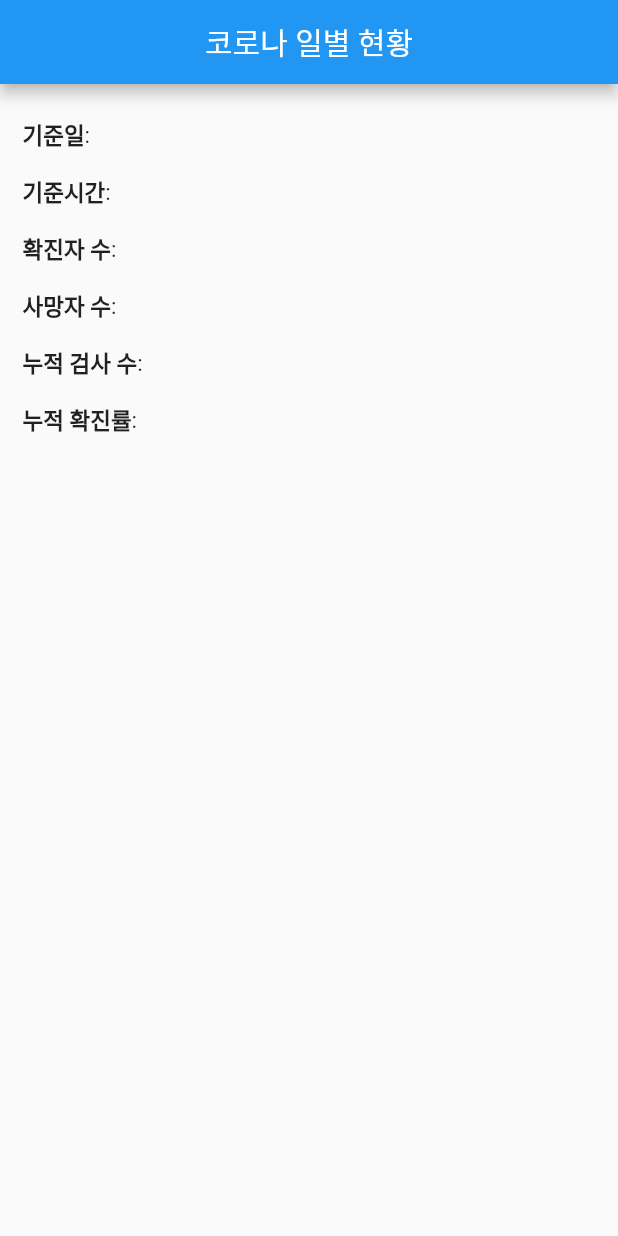
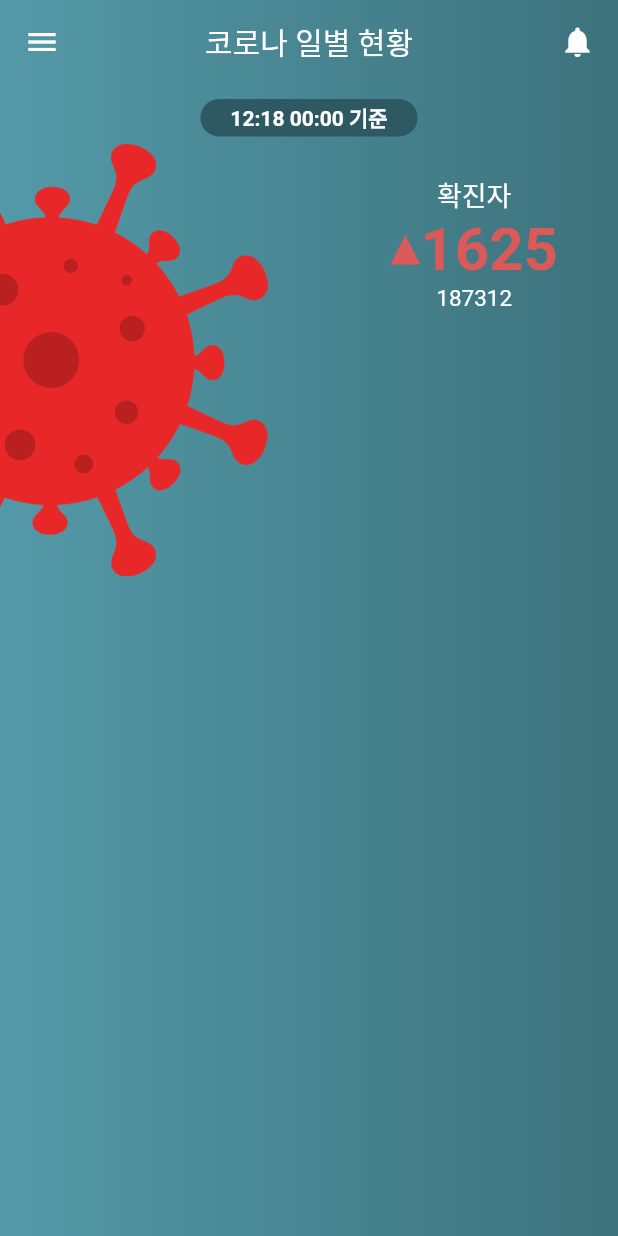
Before and after one commit to 99mini/COVID19_API_app, a Flutter app: the screen it shows after launch, on a phone screen of 412 x 824 dp. Run offline on Flutter 3.47's test engine with Material 2 defaults, Android fonts, the phone set to English and light mode, and no system bars; our stand-ins replace dio, get.

Commit message:
design appbar & body

```diff
--- a/lib/main.dart
+++ b/lib/main.dart
@@ -15,11 +15,23 @@ class MyApp extends StatelessWidget {
   @override
   Widget build(BuildContext context) {
     return GetMaterialApp(
-      title: 'Flutter Demo',
-      initialBinding: BindingsBuilder((){
+      title: 'Covid Statistics',
+      initialBinding: BindingsBuilder(() {
         Get.put(CovidStatisticsController());
       }),
       theme: ThemeData(
+        primarySwatch: const MaterialColor(0xFFffffff, {
+          50: Color(0xffffffff),
+          100: Color(0xffffffff),
+          200: Color(0xffffffff),
+          300: Color(0xffffffff),
+          400: Color(0xffffffff),
+          500: Color(0xffffffff),
+          600: Color(0xffffffff),
+          700: Color(0xffffffff),
+          800: Color(0xffffffff),
+          900: Color(0xffffffff),
+        }),
         primaryColor: Colors.white,
       ),
       home: App(),
--- a/lib/src/app.dart
+++ b/lib/src/app.dart
@@ -1,9 +1,11 @@
 import 'package:flutter/material.dart';
 import 'package:get/get.dart';
+import 'package:public_api_app/src/canvas/arrow_clip_path.dart';
 import 'package:public_api_app/src/controllers/covid_statistics_controller.dart';
 
 class App extends GetView<CovidStatisticsController> {
-  const App({Key? key}) : super(key: key);
+  App({Key? key}) : super(key: key);
+  double headerTopZone = 0;
 
   Widget _infoWidget(String title, String value) {
     return Padding(
@@ -25,27 +27,109 @@ class App extends GetView<CovidStatisticsController> {
 
   @override
   Widget build(BuildContext context) {
+    headerTopZone = Get.mediaQuery.padding.top + AppBar().preferredSize.height;
     return Scaffold(
       appBar: AppBar(
-        title: const Text("코로나 일별 현황"),
+        title: const Text(
+          "코로나 일별 현황",
+          style: TextStyle(color: Colors.white),
+        ),
+        elevation: 0,
         centerTitle: true,
+        backgroundColor: Colors.transparent,
+        leading: const Icon(
+          Icons.menu,
+          color: Colors.white,
+        ),
+        actions: [
+          Container(
+            padding: const EdgeInsets.symmetric(horizontal: 15),
+            child: const Icon(
+              Icons.notifications,
+              color: Colors.white,
+            ),
+          )
+        ],
       ),
-      body: Container(
-        padding: const EdgeInsets.all(15),
-        child: Obx(() {
-          var info = controller.covidStatistic.value;
-          return Column(
-            children: [
-              _infoWidget("기준일", info.stateDt ?? ''),
-              _infoWidget("기준시간", info.stateTime ?? ''),
-              _infoWidget("확진자 수", info.decideCnt ?? ''),
-              _infoWidget("사망자 수", info.deathCnt ?? ''),
-              _infoWidget("누적 검사 수", info.accExamCnt ?? ''),
-              _infoWidget("누적 확진률", info.accDefRate ?? ''),
-            ],
-          );
-        }),
-      ),
+      extendBodyBehindAppBar: true,
+      body: Stack(children: [
+        Container(
+          decoration: const BoxDecoration(
+            gradient: LinearGradient(
+              begin: Alignment.centerLeft,
+              end: Alignment.centerRight,
+              colors: [
+                Color(0xff5499a8),
+                Color(0xff3c727c),
+              ],
+            ),
+          ),
+        ),
+        Positioned(
+          top: headerTopZone + 40,
+          left: -110,
+          child: Container(
+            child: Image.asset(
+              "assets/images/covid.png",
+              width: Get.width * 0.7,
+            ),
+          ),
+        ),
+        Positioned(
+          top: headerTopZone + 10,
+          left: 0,
+          right: 0,
+          child: Center(
+            child: Container(
+              padding: const EdgeInsets.symmetric(vertical: 2, horizontal: 20),
+              decoration: BoxDecoration(
+                borderRadius: BorderRadius.circular(20),
+                color: Color(0xff2e5963),
+              ),
+              child: Text(
+                "12:18 00:00 기준",
+                style:
+                    TextStyle(color: Colors.white, fontWeight: FontWeight.bold),
+              ),
+            ),
+          ),
+        ),
+        Positioned(
+            top: headerTopZone + 60,
+            right: 40,
+            child: Column(
+              children: [
+                Text(
+                  "확진자",
+                  style: TextStyle(color: Colors.white, fontSize: 18),
+                ),
+                Row(
+                  children: [
+                    ClipPath(
+                      clipper: ArrowClipPath(),
+                      child: Container(
+                        width: 20,
+                        height: 20,
+                        color: Color(0xffda5959),
+                      ),
+                    ),
+                    SizedBox(height: 5),
+                    Text(
+                      "1625",
+                      style: TextStyle(
+                          color: Color(0xffda5959),
+                          fontSize: 40,
+                          fontWeight: FontWeight.bold),
+                    ),
+                  ],
+                ),
+                Text(
+                  "187312",
+                  style: TextStyle(color: Colors.white, fontSize: 15),
+                ),
+              ],
+            ))
+      ]),
     );
   }
 }
--- /dev/null
+++ b/lib/src/canvas/arrow_clip_path.dart
@@ -0,0 +1,17 @@
+import 'package:flutter/cupertino.dart';
+
+class ArrowClipPath extends CustomClipper<Path> {
+  @override
+  Path getClip(Size size) {
+    var path = Path();
+    path.moveTo(0, size.height);
+    path.lineTo(size.width*0.5, 0);
+    path.lineTo(size.width, size.height);
+    path.close();
+
+    return path;
+  }
+
+  @override
+  bool shouldReclip(covariant CustomClipper<Path> oldClipper) => true;
+}
--- a/lib/src/repository/covid_statistics_repository.dart
+++ b/lib/src/repository/covid_statistics_repository.dart
@@ -4,6 +4,101 @@ import 'package:xml/xml.dart';
 
 class CovidStatisticsRepository {
   late var _dio;
+
+  final bookshelfXml = '''<?xml version="1.0" encoding="UTF-8" standalone="yes"?>
+<response>
+    <header>
+        <resultCode>00</resultCode>
+        <resultMsg>NORMAL SERVICE.</resultMsg>
+    </header>
+    <body>
+        <items>
+            <item>
+                <accExamCnt>18539009</accExamCnt>
+                <createDt>2021-12-18 09:10:13.455</createDt>
+                <deathCnt>4644</deathCnt>
+                <decideCnt>558864</decideCnt>
+                <seq>731</seq>
+                <stateDt>20211218</stateDt>
+                <stateTime>00:00</stateTime>
+                <updateDt>null</updateDt>
+            </item>
+            <item>
+                <accExamCnt>18460563</accExamCnt>
+                <createDt>2021-12-17 09:07:19.97</createDt>
+                <deathCnt>4591</deathCnt>
+                <decideCnt>551550</decideCnt>
+                <seq>730</seq>
+                <stateDt>20211217</stateDt>
+                <stateTime>00:00</stateTime>
+                <updateDt>2021-12-18 09:10:22.783</updateDt>
+            </item>
+            <item>
+                <accExamCnt>18381569</accExamCnt>
+                <createDt>2021-12-16 09:09:11.111</createDt>
+                <deathCnt>4518</deathCnt>
+                <decideCnt>544116</decideCnt>
+                <seq>729</seq>
+                <stateDt>20211216</stateDt>
+                <stateTime>00:00</stateTime>
+                <updateDt>2021-12-17 09:08:56.596</updateDt>
+            </item>
+            <item>
+                <accExamCnt>18298675</accExamCnt>
+                <createDt>2021-12-15 09:02:08.087</createDt>
+                <deathCnt>4456</deathCnt>
+                <decideCnt>536494</decideCnt>
+                <seq>728</seq>
+                <stateDt>20211215</stateDt>
+                <stateTime>00:00</stateTime>
+                <updateDt>2021-12-17 09:08:47.754</updateDt>
+            </item>
+            <item>
+                <accExamCnt>18224740</accExamCnt>
+                <createDt>2021-12-14 09:05:48.519</createDt>
+                <deathCnt>4386</deathCnt>
+                <decideCnt>528644</decideCnt>
+                <seq>727</seq>
+                <stateDt>20211214</stateDt>
+                <stateTime>00:00</stateTime>
+                <updateDt>2021-12-17 09:08:40.78</updateDt>
+            </item>
+            <item>
+                <accExamCnt>18140572</accExamCnt>
+                <createDt>2021-12-13 09:00:10.891</createDt>
+                <deathCnt>4292</deathCnt>
+                <decideCnt>523077</decideCnt>
+                <seq>726</seq>
+                <stateDt>20211213</stateDt>
+                <stateTime>00:00</stateTime>
+                <updateDt>2021-12-17 09:08:32.95</updateDt>
+            </item>
+            <item>
+                <accExamCnt>18084589</accExamCnt>
+                <createDt>2021-12-12 08:35:19.089</createDt>
+                <deathCnt>4252</deathCnt>
+                <decideCnt>517260</decideCnt>
+                <seq>725</seq>
+                <stateDt>20211212</stateDt>
+                <stateTime>00:00</stateTime>
+                <updateDt>2021-12-17 09:08:23.25</updateDt>
+            </item>
+            <item>
+                <accExamCnt>17950721</accExamCnt>
+                <createDt>2021-12-10 09:04:53.786</createDt>
+                <deathCnt>4130</deathCnt>
+                <decideCnt>503601</decideCnt>
+                <seq>723</seq>
+                <stateDt>20211210</stateDt>
+                <stateTime>00:00</stateTime>
+                <updateDt>2021-12-17 09:08:03.447</updateDt>
+            </item>
+        </items>
+        <numOfRows>10</numOfRows>
+        <pageNo>1</pageNo>
+        <totalCount>8</totalCount>
+    </body>
+</response>''';
 
   CovidStatisticsRepository() {
     _dio = Dio(
@@ -15,9 +110,10 @@ class CovidStatisticsRepository {
   }
 
   Future<Covid19StatisticsModel> fetchCovidStatistics() async{
-    var response = await _dio.get("/openapi/service/rest/Covid19/getCovid19InfStateJson");
+    // var response = await _dio.get("/openapi/service/rest/Covid19/getCovid19InfStateJson");
 
-    final document = XmlDocument.parse(response.data);
+    // final document = XmlDocument.parse(response.data);
+    final document = XmlDocument.parse(bookshelfXml);
     final results = document.findAllElements('item');
     if (results.isNotEmpty){
       return Covid19StatisticsModel.fromXml(results.first);
--- a/pubspec.yaml
+++ b/pubspec.yaml
@@ -63,9 +63,8 @@ flutter:
   uses-material-design: true
 
   # To add assets to your application, add an assets section, like this:
-  # assets:
-  #   - images/a_dot_burr.jpeg
-  #   - images/a_dot_ham.jpeg
+  assets:
+    - assets/images/
 
   # An image asset can refer to one or more resolution-specific "variants", see
   # https://flutter.dev/assets-and-images/#resolution-aware.
```
Also changed, not shown: assets/images/covid.png (added).
